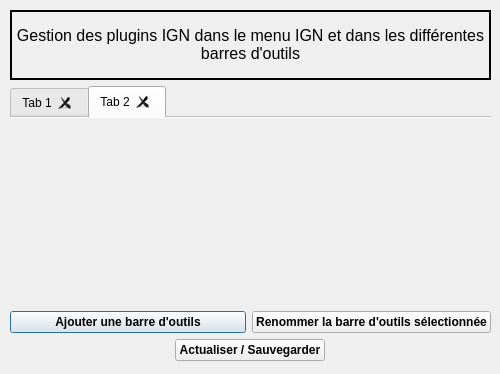
The window that ui/plugin_maitre_dialog_base.ui (IGNF/PluginsManager-qgis-plugin) describes before a commit, drawn with Qt 5.
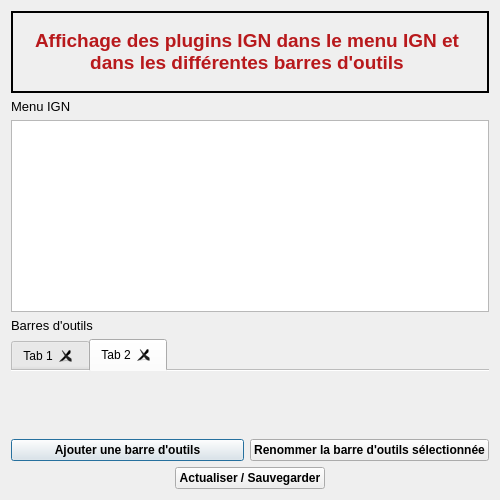
The same window after the commit. Icons and pictures are not drawn.

Commit message: correction d'actualisation des plugins, ajout icon , ...

The edit to the form file:
```diff
--- a/ui/plugin_maitre_dialog_base.ui
+++ b/ui/plugin_maitre_dialog_base.ui
@@ -7,19 +7,19 @@
     <x>0</x>
     <y>0</y>
     <width>500</width>
-    <height>374</height>
+    <height>500</height>
    </rect>
   </property>
   <property name="minimumSize">
    <size>
     <width>500</width>
-    <height>374</height>
+    <height>500</height>
    </size>
   </property>
   <property name="maximumSize">
    <size>
     <width>500</width>
-    <height>374</height>
+    <height>800</height>
    </size>
   </property>
   <property name="windowTitle">
@@ -29,50 +29,82 @@
    <iconset>
     <normaloff>../icons/icon.png</normaloff>../icons/icon.png</iconset>
   </property>
-  <widget class="QWidget" name="layoutWidget">
-   <property name="geometry">
-    <rect>
-     <x>10</x>
-     <y>10</y>
-     <width>481</width>
-     <height>351</height>
-    </rect>
-   </property>
+  <layout class="QGridLayout" name="gridLayout_3">
+   <item row="0" column="0">
    <layout class="QGridLayout" name="gridLayout_2">
-    <item row="1" column="1">
-     <widget class="QLabel" name="label_3">
+     <item row="3" column="0">
+      <widget class="QLabel" name="label_menu">
+       <property name="enabled">
+        <bool>true</bool>
+       </property>
       <property name="sizePolicy">
-       <sizepolicy hsizetype="Expanding" vsizetype="Preferred">
-        <horstretch>0</horstretch>
+        <sizepolicy hsizetype="Preferred" vsizetype="Preferred">
+         <horstretch>17</horstretch>
         <verstretch>0</verstretch>
        </sizepolicy>
       </property>
-      <property name="minimumSize">
-       <size>
-        <width>0</width>
-        <height>70</height>
-       </size>
-      </property>
+       <property name="font">
+        <font>
+         <family>MS Shell Dlg 2</family>
+         <pointsize>10</pointsize>
+         <weight>50</weight>
+         <bold>false</bold>
+         <kerning>true</kerning>
+        </font>
+       </property>
+       <property name="text">
+        <string>Menu IGN</string>
+       </property>
+      </widget>
+     </item>
+     <item row="4" column="0" colspan="2">
+      <widget class="QListWidget" name="listWidget_menu_IGN"/>
+     </item>
+     <item row="8" column="0" colspan="2">
+      <layout class="QGridLayout" name="gridLayout" rowstretch="0" columnstretch="0,0">
+       <item row="0" column="0">
+        <widget class="QPushButton" name="pushButtonAddBarre">
       <property name="font">
        <font>
-        <pointsize>12</pointsize>
+           <weight>75</weight>
+           <bold>true</bold>
        </font>
       </property>
       <property name="text">
-       <string>&lt;html&gt;&lt;head/&gt;&lt;body&gt;&lt;p&gt;Gestion des plugins IGN dans le menu IGN et dans les différentes barres d'outils&lt;/p&gt;&lt;/body&gt;&lt;/html&gt;</string>
-      </property>
-      <property name="alignment">
-       <set>Qt::AlignCenter</set>
-      </property>
-      <property name="wordWrap">
-       <bool>true</bool>
-      </property>
-      <property name="margin">
-       <number>0</number>
-      </property>
-     </widget>
-    </item>
-    <item row="2" column="0" colspan="2">
+          <string>Ajouter une barre d'outils</string>
+         </property>
+        </widget>
+       </item>
+       <item row="0" column="1">
+        <widget class="QPushButton" name="pushButton_renommer">
+         <property name="font">
+          <font>
+           <weight>75</weight>
+           <bold>true</bold>
+          </font>
+         </property>
+         <property name="text">
+          <string>Renommer la barre d'outils sélectionnée</string>
+         </property>
+        </widget>
+       </item>
+      </layout>
+     </item>
+     <item row="5" column="0">
+      <widget class="QLabel" name="label_toolbar">
+       <property name="font">
+        <font>
+         <pointsize>10</pointsize>
+         <weight>50</weight>
+         <bold>false</bold>
+        </font>
+       </property>
+       <property name="text">
+        <string>Barres d'outils</string>
+       </property>
+      </widget>
+     </item>
+     <item row="7" column="0" colspan="2">
      <widget class="QTabWidget" name="tabWidget">
       <property name="tabPosition">
        <enum>QTabWidget::North</enum>
@@ -113,37 +145,7 @@
       </widget>
      </widget>
     </item>
-    <item row="3" column="0" colspan="2">
-     <layout class="QGridLayout" name="gridLayout" rowstretch="0" columnstretch="0,0">
-      <item row="0" column="0">
-       <widget class="QPushButton" name="pushButtonAddBarre">
-        <property name="font">
-         <font>
-          <weight>75</weight>
-          <bold>true</bold>
-         </font>
-        </property>
-        <property name="text">
-         <string>Ajouter une barre d'outils</string>
-        </property>
-       </widget>
-      </item>
-      <item row="0" column="1">
-       <widget class="QPushButton" name="pushButton_renommer">
-        <property name="font">
-         <font>
-          <weight>75</weight>
-          <bold>true</bold>
-         </font>
-        </property>
-        <property name="text">
-         <string>Renommer la barre d'outils sélectionnée</string>
-        </property>
-       </widget>
-      </item>
-     </layout>
-    </item>
-    <item row="4" column="0" colspan="2">
+     <item row="9" column="0" colspan="2">
      <layout class="QHBoxLayout" name="horizontalLayout">
       <item>
        <widget class="QPushButton" name="pushButtonActualiser">
@@ -166,7 +168,7 @@
       </item>
      </layout>
     </item>
-    <item row="0" column="0" rowspan="2" colspan="2">
+     <item row="0" column="0" rowspan="3" colspan="2">
      <widget class="QFrame" name="frame">
       <property name="frameShape">
        <enum>QFrame::Box</enum>
@@ -179,8 +181,44 @@
       </property>
      </widget>
     </item>
-   </layout>
-  </widget>
+     <item row="1" column="0">
+      <widget class="QLabel" name="label_titre">
+       <property name="sizePolicy">
+        <sizepolicy hsizetype="Expanding" vsizetype="Preferred">
+         <horstretch>0</horstretch>
+         <verstretch>0</verstretch>
+        </sizepolicy>
+       </property>
+       <property name="minimumSize">
+        <size>
+         <width>0</width>
+         <height>70</height>
+        </size>
+       </property>
+       <property name="font">
+        <font>
+         <pointsize>12</pointsize>
+         <weight>50</weight>
+         <bold>false</bold>
+        </font>
+       </property>
+       <property name="text">
+        <string>&lt;html&gt;&lt;head/&gt;&lt;body&gt;&lt;p&gt;&lt;span style=&quot; font-size:14pt; font-weight:600; color:#b8191c;&quot;&gt;Affichage des plugins IGN dans le menu IGN et dans les différentes barres d'outils&lt;/span&gt;&lt;/p&gt;&lt;/body&gt;&lt;/html&gt;</string>
+       </property>
+       <property name="alignment">
+        <set>Qt::AlignCenter</set>
+       </property>
+       <property name="wordWrap">
+        <bool>true</bool>
+       </property>
+       <property name="margin">
+        <number>0</number>
+       </property>
+      </widget>
+     </item>
+    </layout>
+   </item>
+  </layout>
  </widget>
  <resources/>
  <connections/>
```
Lines whose indentation alone changed are shown as unchanged. The commit also changes 8 other files.
